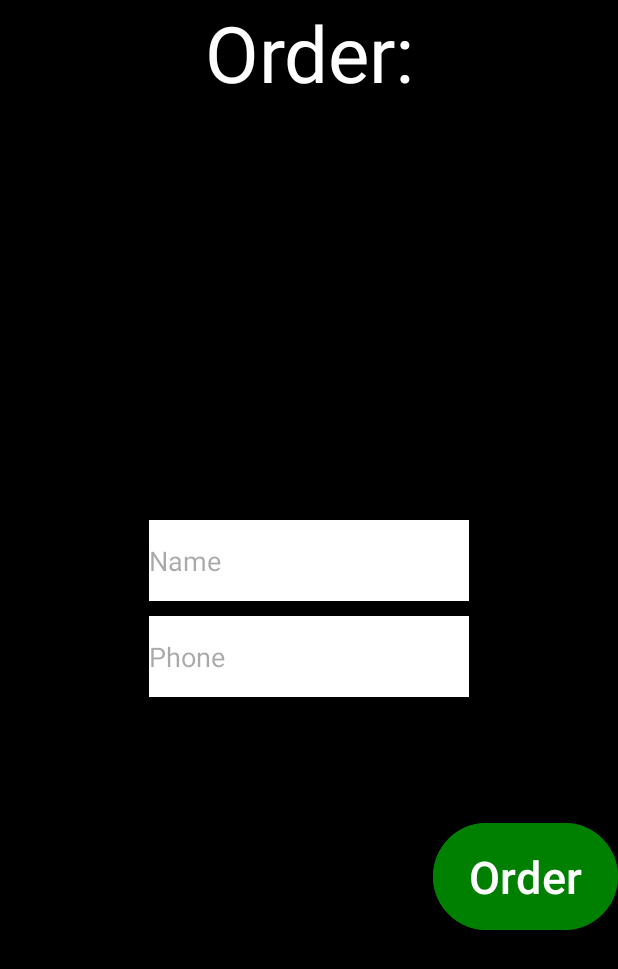
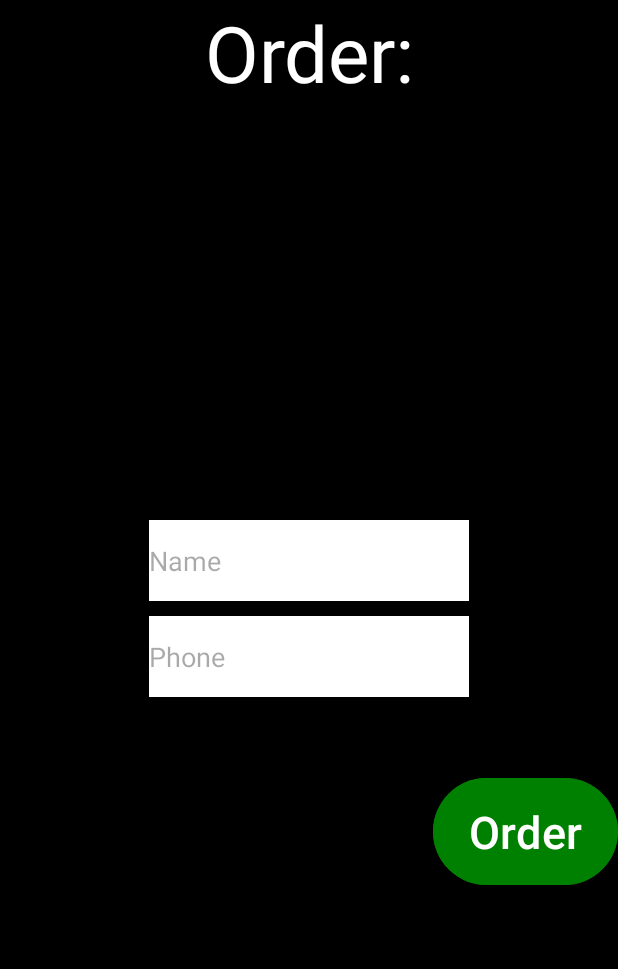
Before and after one commit to zxuown/PizzaOrder, an Android app: the OrderActivity screen opened directly, with no data from a screen before it, on a phone screen of 412 x 824 dp. Shown: the top 969 px of the screen. Run offline under Robolectric (Android 15) with nearby library versions, the phone set to English and light mode, and no system bars.

Commit message:
activity_order.xml order btn changed

```diff
--- a/app/src/main/res/layout/activity_order.xml
+++ b/app/src/main/res/layout/activity_order.xml
@@ -52,7 +52,7 @@
         android:layout_width="wrap_content"
         android:layout_height="79dp"
         android:layout_gravity="right"
-        android:layout_marginTop="80dp"
+        android:layout_marginTop="50dp"
         android:backgroundTint="#008000"
         android:text="Order"
         android:textSize="30sp" />
```
